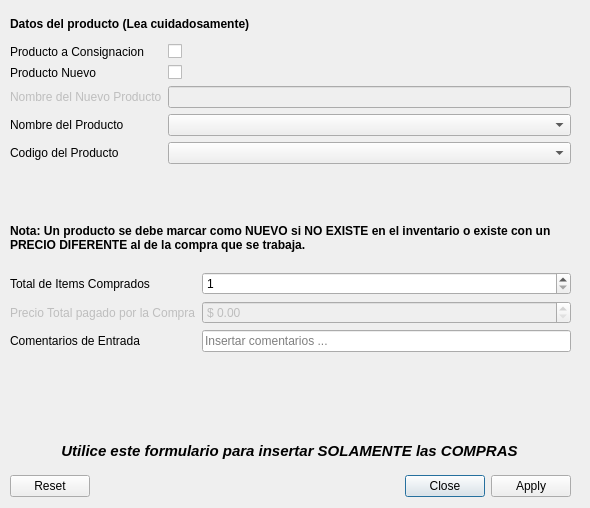
This is UI/purchases_form.ui in rlothbrock/PyJournal as Qt 5 draws it before an edit. The edited form follows.
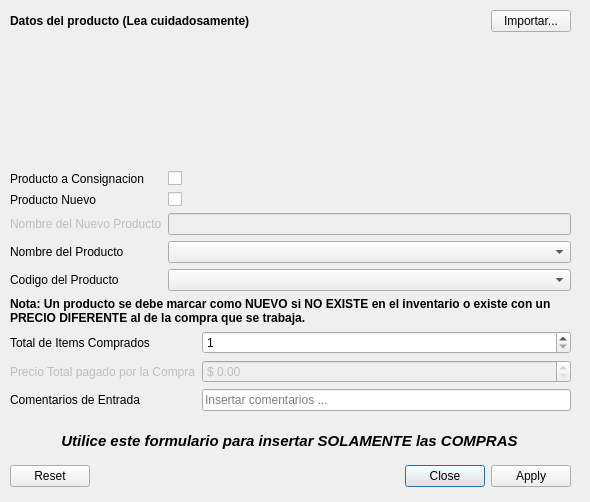
This is the edited form. Icons and pictures are not drawn.

```diff
--- a/UI/purchases_form.ui
+++ b/UI/purchases_form.ui
@@ -10,7 +10,7 @@
     <x>0</x>
     <y>0</y>
     <width>590</width>
-    <height>508</height>
+    <height>502</height>
    </rect>
   </property>
   <property name="windowTitle">
@@ -30,7 +30,7 @@
    <property name="geometry">
     <rect>
      <x>10</x>
-     <y>470</y>
+     <y>460</y>
      <width>561</width>
      <height>32</height>
     </rect>
@@ -48,31 +48,68 @@
      <x>10</x>
      <y>10</y>
      <width>561</width>
-     <height>421</height>
+     <height>401</height>
     </rect>
    </property>
    <layout class="QVBoxLayout" name="verticalLayout_5">
     <item>
-     <widget class="QLabel" name="label">
-      <property name="sizePolicy">
-       <sizepolicy hsizetype="Preferred" vsizetype="Fixed">
-        <horstretch>0</horstretch>
-        <verstretch>0</verstretch>
-       </sizepolicy>
+     <layout class="QHBoxLayout" name="horizontalLayout">
+      <item>
+       <widget class="QLabel" name="label">
+        <property name="sizePolicy">
+         <sizepolicy hsizetype="Preferred" vsizetype="Fixed">
+          <horstretch>0</horstretch>
+          <verstretch>0</verstretch>
+         </sizepolicy>
+        </property>
+        <property name="font">
+         <font>
+          <weight>75</weight>
+          <bold>true</bold>
+         </font>
+        </property>
+        <property name="text">
+         <string>Datos del producto (Lea cuidadosamente)</string>
+        </property>
+        <property name="wordWrap">
+         <bool>false</bool>
+        </property>
+       </widget>
+      </item>
+      <item>
+       <spacer name="horizontalSpacer">
+        <property name="orientation">
+         <enum>Qt::Horizontal</enum>
+        </property>
+        <property name="sizeHint" stdset="0">
+         <size>
+          <width>40</width>
+          <height>20</height>
+         </size>
+        </property>
+       </spacer>
+      </item>
+      <item>
+       <widget class="QPushButton" name="pushButton_importar_ventas">
+        <property name="text">
+         <string>Importar...</string>
+        </property>
+       </widget>
+      </item>
+     </layout>
+    </item>
+    <item>
+     <spacer name="verticalSpacer">
+      <property name="orientation">
+       <enum>Qt::Vertical</enum>
       </property>
-      <property name="font">
-       <font>
-        <weight>75</weight>
-        <bold>true</bold>
-       </font>
+      <property name="sizeHint" stdset="0">
+       <size>
+        <width>20</width>
+        <height>40</height>
+       </size>
       </property>
-      <property name="text">
-       <string>Datos del producto (Lea cuidadosamente)</string>
-      </property>
-      <property name="wordWrap">
-       <bool>true</bool>
-      </property>
-     </widget>
+     </spacer>
     </item>
     <item>
      <layout class="QFormLayout" name="formLayout">
@@ -258,7 +295,7 @@
    <property name="geometry">
     <rect>
      <x>10</x>
-     <y>430</y>
+     <y>420</y>
      <width>559</width>
      <height>42</height>
     </rect>
```
Left out of the diff: 104 changed lines with no effect on the pictures.
